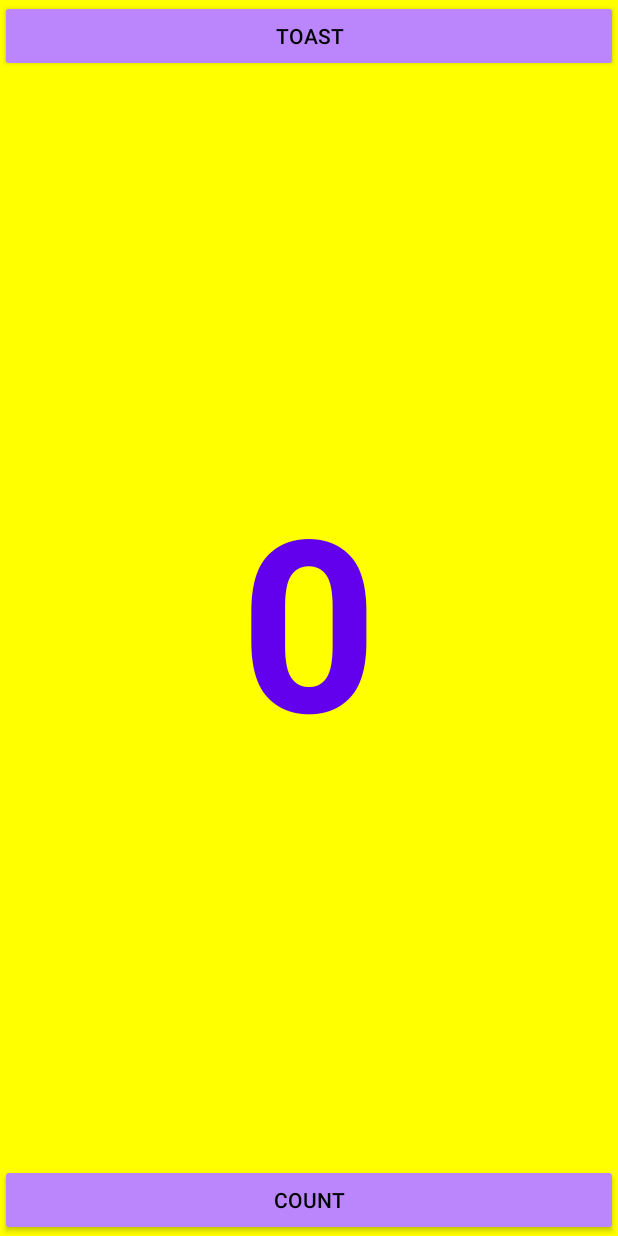
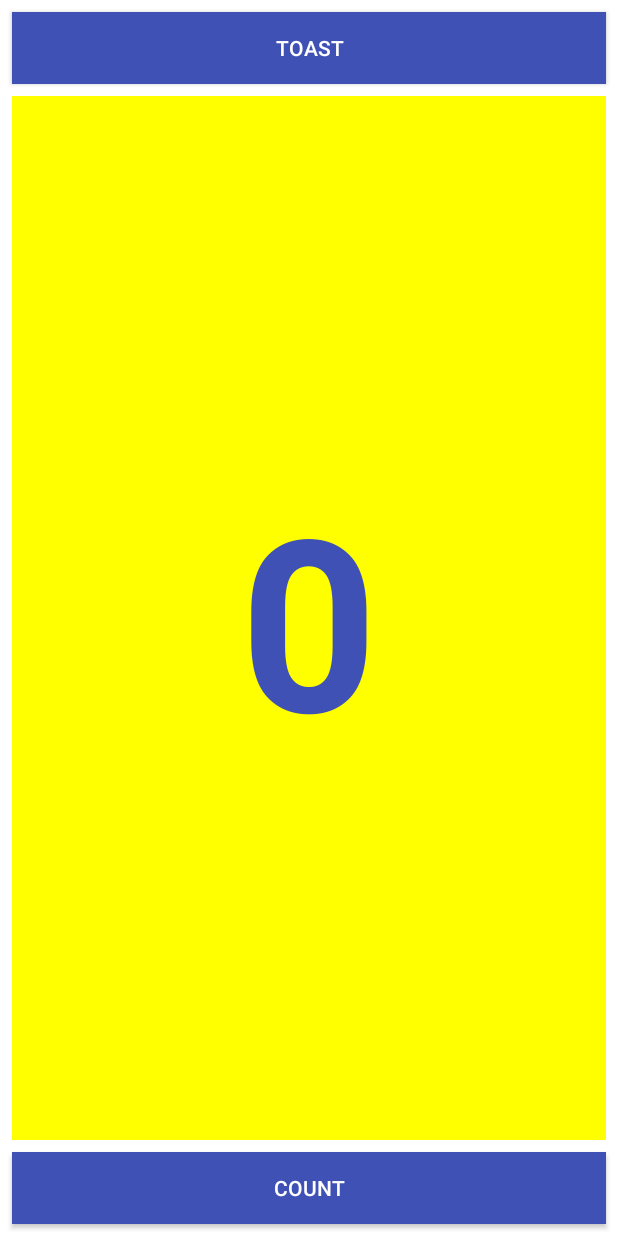
Before and after one commit to kggm0116/aston_intensiv_2, an Android app: the layout activity_hello_toast_upgrade.xml on its own in the app's theme, with its tools: preview values and no code run, on a phone screen of 412 x 824 dp. Run offline under Robolectric (Android 15) with nearby library versions, the phone set to English and light mode, and no system bars.

Commit message:
Finished Task 1.2 step 2.

```diff
--- a/application/src/main/res/layout/activity_hello_toast_upgrade.xml
+++ b/application/src/main/res/layout/activity_hello_toast_upgrade.xml
@@ -1,46 +1,41 @@
 <?xml version="1.0" encoding="utf-8"?>
-<androidx.constraintlayout.widget.ConstraintLayout xmlns:android="http://schemas.android.com/apk/res/android"
+<androidx.appcompat.widget.LinearLayoutCompat xmlns:android="http://schemas.android.com/apk/res/android"
     xmlns:app="http://schemas.android.com/apk/res-auto"
     xmlns:tools="http://schemas.android.com/tools"
     android:layout_width="match_parent"
     android:layout_height="match_parent"
+    android:orientation="vertical"
     tools:context="ru.kggm.hellotoast.HelloToastActivity">
 
     <androidx.appcompat.widget.AppCompatButton
         android:id="@+id/toast_button"
-        android:layout_width="0dp"
+        android:layout_width="match_parent"
         android:layout_height="wrap_content"
-        android:backgroundTint="@color/purple_200"
+        android:layout_margin="8dp"
+        android:background="@color/color_primary"
         android:text="@string/button_label_toast"
-        android:textColor="@color/black"
-        app:layout_constraintEnd_toEndOf="parent"
-        app:layout_constraintStart_toStartOf="parent"
-        app:layout_constraintTop_toTopOf="parent" />
-
-    <androidx.appcompat.widget.AppCompatButton
-        android:id="@+id/count_button"
-        android:layout_width="0dp"
-        android:layout_height="wrap_content"
-        android:backgroundTint="@color/purple_200"
-        android:text="@string/button_label_count"
-        android:textColor="@color/black"
-        app:layout_constraintBottom_toBottomOf="parent"
-        app:layout_constraintEnd_toEndOf="parent"
-        app:layout_constraintStart_toStartOf="parent" />
+        android:textColor="@color/white" />
 
     <TextView
         android:id="@+id/show_count"
         android:layout_width="match_parent"
-        android:layout_height="match_parent"
+        android:layout_height="wrap_content"
+        android:layout_marginHorizontal="8dp"
+        android:layout_weight="1"
         android:background="#ff0"
         android:gravity="center"
         android:text="@string/count_initial_value"
-        android:textColor="@color/purple_500"
+        android:textColor="@color/color_primary"
         android:textSize="160sp"
-        android:textStyle="bold"
-        app:layout_constraintBottom_toBottomOf="parent"
-        app:layout_constraintEnd_toEndOf="parent"
-        app:layout_constraintStart_toStartOf="parent"
-        app:layout_constraintTop_toTopOf="parent" />
+        android:textStyle="bold" />
 
-</androidx.constraintlayout.widget.ConstraintLayout>
+    <androidx.appcompat.widget.AppCompatButton
+        android:id="@+id/count_button"
+        android:layout_width="match_parent"
+        android:layout_height="wrap_content"
+        android:layout_margin="8dp"
+        android:background="@color/color_primary"
+        android:text="@string/button_label_count"
+        android:textColor="@color/white" />
+
+</androidx.appcompat.widget.LinearLayoutCompat>
--- a/application/src/main/res/values/colors.xml
+++ b/application/src/main/res/values/colors.xml
@@ -7,4 +7,5 @@
     <color name="teal_700">#FF018786</color>
     <color name="black">#FF000000</color>
     <color name="white">#FFFFFFFF</color>
+    <color name="color_primary">#3F51B5</color>
 </resources>
```
